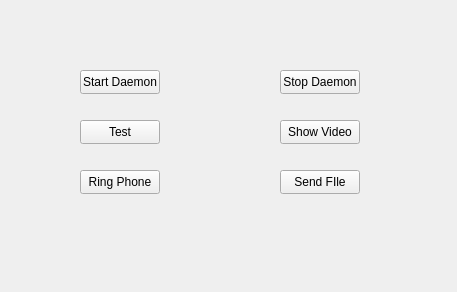
Before: the Qt Designer form widget.ui in stmxmv/ANPhoneTool, drawn with Qt 5.
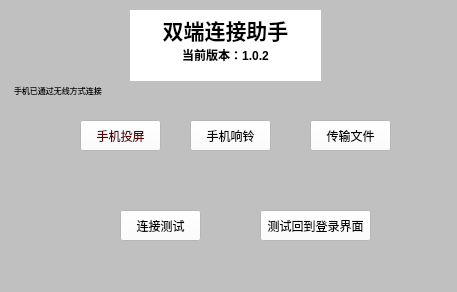
After: the same form once the commit is applied. Icons and pictures are not drawn.

What changed in the file:
```diff
--- a/widget.ui
+++ b/widget.ui
@@ -13,82 +13,208 @@
   <property name="windowTitle">
    <string>Widget</string>
   </property>
+  <property name="styleSheet">
+   <string notr="true">background-color: rgb(192, 192, 192);</string>
+  </property>
+  <widget class="QTextBrowser" name="textBrowser">
+   <property name="geometry">
+    <rect>
+     <x>130</x>
+     <y>10</y>
+     <width>191</width>
+     <height>71</height>
+    </rect>
+   </property>
+   <property name="styleSheet">
+    <string notr="true">color: rgb(0, 0, 0);
+background-color: rgb(255, 255, 255);</string>
+   </property>
+   <property name="frameShape">
+    <enum>QFrame::NoFrame</enum>
+   </property>
+   <property name="html">
+    <string>&lt;!DOCTYPE HTML PUBLIC &quot;-//W3C//DTD HTML 4.0//EN&quot; &quot;http://www.w3.org/TR/REC-html40/strict.dtd&quot;&gt;
+&lt;html&gt;&lt;head&gt;&lt;meta name=&quot;qrichtext&quot; content=&quot;1&quot; /&gt;&lt;meta charset=&quot;utf-8&quot; /&gt;&lt;style type=&quot;text/css&quot;&gt;
+p, li { white-space: pre-wrap; }
+hr { height: 1px; border-width: 0; }
+li.unchecked::marker { content: &quot;\2610&quot;; }
+li.checked::marker { content: &quot;\2612&quot;; }
+&lt;/style&gt;&lt;/head&gt;&lt;body style=&quot; font-family:'Segoe UI'; font-size:9pt; font-weight:400; font-style:normal;&quot;&gt;
+&lt;p align=&quot;center&quot; style=&quot; margin-top:0px; margin-bottom:0px; margin-left:0px; margin-right:0px; -qt-block-indent:0; text-indent:0px;&quot;&gt;&lt;span style=&quot; font-family:'Microsoft YaHei UI'; font-size:16pt; font-weight:700;&quot;&gt;双端连接助手&lt;/span&gt;&lt;/p&gt;
+&lt;p align=&quot;center&quot; style=&quot; margin-top:0px; margin-bottom:0px; margin-left:0px; margin-right:0px; -qt-block-indent:0; text-indent:0px;&quot;&gt;&lt;span style=&quot; font-family:'Microsoft YaHei UI'; font-weight:700;&quot;&gt;当前版本：1.0.2&lt;/span&gt;&lt;/p&gt;&lt;/body&gt;&lt;/html&gt;</string>
+   </property>
+   <property name="textInteractionFlags">
+    <set>Qt::LinksAccessibleByKeyboard|Qt::LinksAccessibleByMouse</set>
+   </property>
+  </widget>
+  <widget class="QWidget" name="widget" native="true">
+   <property name="geometry">
+    <rect>
+     <x>20</x>
+     <y>10</y>
+     <width>71</width>
+     <height>61</height>
+    </rect>
+   </property>
+   <property name="styleSheet">
+    <string notr="true">image: url(:/Binary/Resources/Phone.jpg);</string>
+   </property>
+  </widget>
+  <widget class="QTextBrowser" name="textBrowser_2">
+   <property name="geometry">
+    <rect>
+     <x>10</x>
+     <y>80</y>
+     <width>104</width>
+     <height>31</height>
+    </rect>
+   </property>
+   <property name="styleSheet">
+    <string notr="true">color: rgb(0, 0, 0);</string>
+   </property>
+   <property name="frameShape">
+    <enum>QFrame::NoFrame</enum>
+   </property>
+   <property name="html">
+    <string>&lt;!DOCTYPE HTML PUBLIC &quot;-//W3C//DTD HTML 4.0//EN&quot; &quot;http://www.w3.org/TR/REC-html40/strict.dtd&quot;&gt;
+&lt;html&gt;&lt;head&gt;&lt;meta name=&quot;qrichtext&quot; content=&quot;1&quot; /&gt;&lt;meta charset=&quot;utf-8&quot; /&gt;&lt;style type=&quot;text/css&quot;&gt;
+p, li { white-space: pre-wrap; }
+hr { height: 1px; border-width: 0; }
+li.unchecked::marker { content: &quot;\2610&quot;; }
+li.checked::marker { content: &quot;\2612&quot;; }
+&lt;/style&gt;&lt;/head&gt;&lt;body style=&quot; font-family:'Segoe UI'; font-size:9pt; font-weight:400; font-style:normal;&quot;&gt;
+&lt;p style=&quot; margin-top:0px; margin-bottom:0px; margin-left:0px; margin-right:0px; -qt-block-indent:0; text-indent:0px;&quot;&gt;&lt;span style=&quot; font-family:'Microsoft YaHei UI'; font-size:6pt;&quot;&gt;手机已通过无线方式连接&lt;/span&gt;&lt;/p&gt;&lt;/body&gt;&lt;/html&gt;</string>
+   </property>
+   <property name="textInteractionFlags">
+    <set>Qt::LinksAccessibleByKeyboard|Qt::LinksAccessibleByMouse</set>
+   </property>
+  </widget>
   <widget class="QPushButton" name="testButton">
    <property name="geometry">
     <rect>
-     <x>80</x>
-     <y>120</y>
-     <width>80</width>
-     <height>24</height>
+     <x>120</x>
+     <y>210</y>
+     <width>81</width>
+     <height>31</height>
     </rect>
    </property>
+   <property name="styleSheet">
+    <string notr="true">color: rgb(0, 0, 0);
+background-color: rgb(255, 255, 255);</string>
+   </property>
    <property name="text">
-    <string>Test</string>
+    <string>连接测试</string>
+   </property>
+   <property name="iconSize">
+    <size>
+     <width>28</width>
+     <height>23</height>
+    </size>
    </property>
   </widget>
   <widget class="QPushButton" name="videoButton">
    <property name="geometry">
     <rect>
-     <x>280</x>
-     <y>120</y>
-     <width>80</width>
-     <height>24</height>
-    </rect>
-   </property>
-   <property name="text">
-    <string>Show Video</string>
-   </property>
-  </widget>
-  <widget class="QPushButton" name="startDaemonButton">
-   <property name="geometry">
-    <rect>
      <x>80</x>
-     <y>70</y>
-     <width>80</width>
-     <height>24</height>
+     <y>120</y>
+     <width>81</width>
+     <height>31</height>
     </rect>
    </property>
+   <property name="styleSheet">
+    <string notr="true">color: rgb(85, 0, 0);
+background-color: rgb(255, 255, 255);</string>
+   </property>
    <property name="text">
-    <string>Start Daemon</string>
+    <string>手机投屏</string>
    </property>
-  </widget>
-  <widget class="QPushButton" name="stopDaemonButton">
-   <property name="geometry">
-    <rect>
-     <x>280</x>
-     <y>70</y>
-     <width>80</width>
-     <height>24</height>
-    </rect>
+   <property name="icon">
+    <iconset resource="resources.qrc">
+     <normaloff>:/Binary/Resources/pic2.png</normaloff>:/Binary/Resources/pic2.png</iconset>
    </property>
-   <property name="text">
-    <string>Stop Daemon</string>
+   <property name="iconSize">
+    <size>
+     <width>29</width>
+     <height>29</height>
+    </size>
    </property>
   </widget>
   <widget class="QPushButton" name="ringPhoneButton">
    <property name="geometry">
     <rect>
-     <x>80</x>
-     <y>170</y>
-     <width>80</width>
-     <height>24</height>
+     <x>190</x>
+     <y>120</y>
+     <width>81</width>
+     <height>31</height>
     </rect>
    </property>
+   <property name="styleSheet">
+    <string notr="true">color: rgb(0, 0, 0);
+background-color: rgb(255, 255, 255);</string>
+   </property>
    <property name="text">
-    <string>Ring Phone</string>
+    <string>手机响铃</string>
+   </property>
+   <property name="icon">
+    <iconset resource="resources.qrc">
+     <normaloff>:/Binary/Resources/pic3.png</normaloff>:/Binary/Resources/pic3.png</iconset>
+   </property>
+   <property name="iconSize">
+    <size>
+     <width>29</width>
+     <height>29</height>
+    </size>
    </property>
   </widget>
   <widget class="QPushButton" name="sendFileButton">
    <property name="geometry">
     <rect>
-     <x>280</x>
-     <y>170</y>
-     <width>80</width>
-     <height>24</height>
+     <x>310</x>
+     <y>120</y>
+     <width>81</width>
+     <height>31</height>
     </rect>
    </property>
+   <property name="styleSheet">
+    <string notr="true">background-color: rgb(255, 255, 0);
+background-color: rgb(255, 255, 255);
+color: rgb(0, 0, 0);</string>
+   </property>
    <property name="text">
-    <string>Send FIle</string>
+    <string>传输文件</string>
+   </property>
+   <property name="icon">
+    <iconset resource="resources.qrc">
+     <normaloff>:/Binary/Resources/pic1.png</normaloff>:/Binary/Resources/pic1.png</iconset>
+   </property>
+   <property name="iconSize">
+    <size>
+     <width>29</width>
+     <height>29</height>
+    </size>
+   </property>
+  </widget>
+  <widget class="QPushButton" name="testButton_2">
+   <property name="geometry">
+    <rect>
+     <x>260</x>
+     <y>210</y>
+     <width>111</width>
+     <height>31</height>
+    </rect>
+   </property>
+   <property name="styleSheet">
+    <string notr="true">color: rgb(0, 0, 0);
+background-color: rgb(255, 255, 255);</string>
+   </property>
+   <property name="text">
+    <string>测试回到登录界面</string>
+   </property>
+   <property name="iconSize">
+    <size>
+     <width>28</width>
+     <height>23</height>
+    </size>
    </property>
   </widget>
  </widget>
```
Left out of the diff: 6 changed lines with no effect on the pictures.
